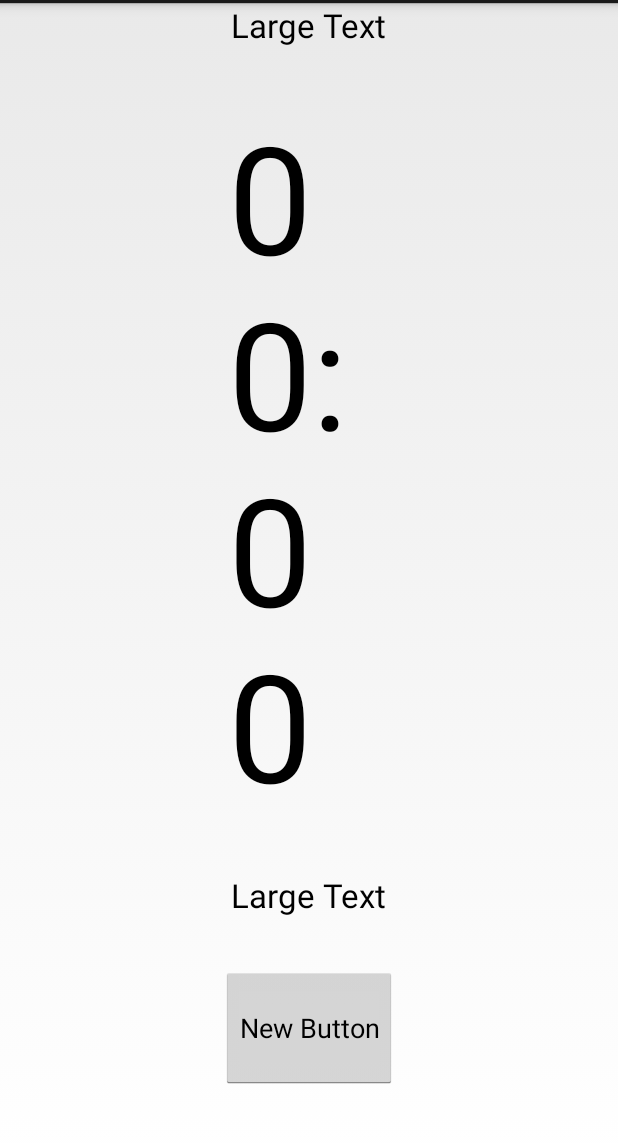
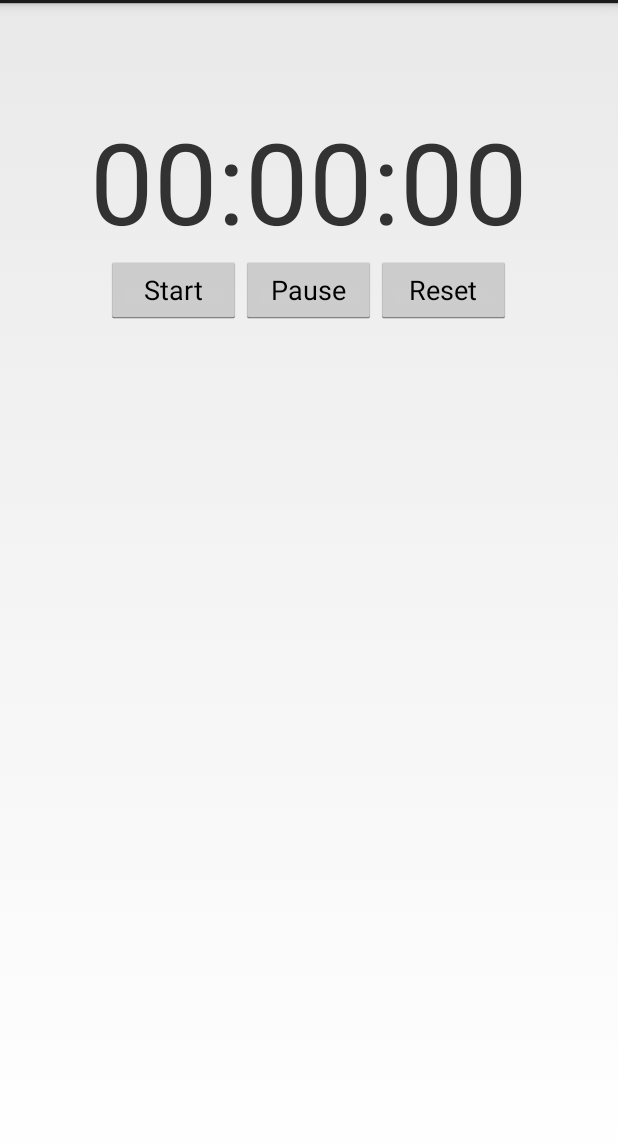
Before and after one commit to ihlee01/indy_bikeshare, an Android app: the fragment TimerFragment shown on its own in the app's theme, on a phone screen of 412 x 824 dp, the part 69-1212 px from its top. Run offline under Robolectric (Android 15) with nearby library versions, the phone set to English and light mode, and no system bars.

Commit message:
Adding timer. Still need vibrate added.

```diff
--- a/Pacers_BikeShare/app/src/main/AndroidManifest.xml
+++ b/Pacers_BikeShare/app/src/main/AndroidManifest.xml
@@ -7,6 +7,7 @@
     <uses-permission android:name="android.permission.WRITE_EXTERNAL_STORAGE" />
     <uses-permission android:name="android.permission.ACCESS_FINE_LOCATION" />
     <uses-permission android:name="android.permission.ACCESS_LOCATION_EXTRA_COMMANDS"/>
+    <uses-permission android:name="android.permission.vibrate"/>
 
     <application
         android:allowBackup="true"
@@ -36,6 +37,8 @@
                 <category android:name="android.intent.category.LAUNCHER" />
             </intent-filter>
         </activity>
+        <!--<service android:name=".VibrateService"></service> !-->
+
     </application>
 
     <!--
--- a/Pacers_BikeShare/app/src/main/java/com/misabelleeli/pacers_bikeshare/TimerFragment.java
+++ b/Pacers_BikeShare/app/src/main/java/com/misabelleeli/pacers_bikeshare/TimerFragment.java
@@ -2,12 +2,16 @@ package com.misabelleeli.pacers_bikeshare;
 
 
 
+import android.content.Intent;
 import android.os.Bundle;
+import android.os.Handler;
+import android.os.SystemClock;
 import android.support.v4.app.Fragment;
 import android.view.LayoutInflater;
 import android.view.View;
 import android.view.ViewGroup;
-
+import android.widget.Button;
+import android.widget.TextView;
 
 
 /**
@@ -16,6 +20,17 @@ import android.view.ViewGroup;
  */
 public class TimerFragment extends Fragment {
 
+    private Button startButton;
+    private Button pauseButton;
+    private Button resetButton;
+    private TextView timerValue;
+    private long startTime = 0;
+    private Handler customHandler = new Handler();
+
+    long timeInMilliseconds = 0;
+    long timeSwapBuff = 0;
+    long updatedTime = 0;
+    long five_minutes = 500; //300000;
 
     public TimerFragment() {
         // Required empty public constructor
@@ -29,5 +44,62 @@ public class TimerFragment extends Fragment {
         return inflater.inflate(R.layout.fragment_timer, container, false);
     }
 
+    @Override
+    public void onViewCreated(View view, Bundle savedInstanceState) {
+        super.onViewCreated(view, savedInstanceState);
+        timerValue = (TextView) getView().findViewById(R.id.timerValue);
+        startButton = (Button) getView().findViewById(R.id.startbutton);
+        startButton.setOnClickListener(new View.OnClickListener() {
+            @Override
+            public void onClick(View view) {
+                startTime = SystemClock.uptimeMillis();
+                customHandler.postDelayed(updateTimerThread,0);
+            }
+        });
 
+        pauseButton = (Button) getView().findViewById(R.id.pause);
+        pauseButton.setOnClickListener(new View.OnClickListener() {
+            @Override
+            public void onClick(View view) {
+                timeSwapBuff += timeInMilliseconds;
+                customHandler.removeCallbacks(updateTimerThread);
+            }
+        });
+
+        resetButton = (Button) getView().findViewById(R.id.reset);
+        resetButton.setOnClickListener(new View.OnClickListener() {
+            @Override
+            public void onClick(View view) {
+                customHandler.removeCallbacks(updateTimerThread);
+                timeInMilliseconds = 0;
+                timeSwapBuff = 0;
+                updatedTime = 0;
+                timerValue.setText("00:00:00");
+            }
+        });
+
+    }
+
+    private Runnable updateTimerThread = new Runnable(){
+        public void run()
+        {
+            timeInMilliseconds = SystemClock.uptimeMillis() - startTime;
+            updatedTime = timeSwapBuff + timeInMilliseconds;
+
+            int secs = (int)(updatedTime/1000);
+            int mins = secs/60;
+            secs = secs % 60;
+            int milliseconds = (int) (updatedTime%1000);
+            timerValue.setText(""+mins+":"+String.format("%02d",secs)+":"
+                    + String.format("%03d",milliseconds));
+
+            if(secs == 20)
+            {
+                //Intent intentVibrate =new Intent(getApplicationContext(),VibrateService.class);
+                //startService(intentVibrate);
+            }
+            customHandler.postDelayed(this,0);
+
+        }
+    };
 }
--- a/Pacers_BikeShare/app/src/main/res/layout/fragment_timer.xml
+++ b/Pacers_BikeShare/app/src/main/res/layout/fragment_timer.xml
@@ -2,50 +2,43 @@
     xmlns:tools="http://schemas.android.com/tools"
     android:layout_width="match_parent"
     android:layout_height="match_parent"
-    tools:context="com.misabelleeli.pacers_bikeshare.TimerFragment">
+    tools:context="com.misabelleeli.pacers_bikeshare.TimerFragment"
+    android:keepScreenOn="true">
 
-    <!-- TODO: Update blank fragment layout -->
 
-    <LinearLayout
-        android:orientation="vertical"
-        android:layout_width="fill_parent"
-        android:layout_height="fill_parent"
-        android:layout_centerHorizontal="true"
-        android:weightSum="1">
+    <TextView
+        android:text="@string/timerVal"
+        android:layout_width="wrap_content"
+        android:layout_height="wrap_content"
+        android:textSize="75sp"
+        android:id="@+id/timerValue"
+        android:layout_marginTop="68dp"
+        android:layout_alignParentTop="true"
+        android:layout_centerHorizontal="true" />
 
-        <TextView
-            android:layout_width="wrap_content"
-            android:layout_height="wrap_content"
-            android:textAppearance="?android:attr/textAppearanceLarge"
-            android:text="Large Text"
-            android:id="@+id/textView2"
-            android:layout_gravity="center_horizontal"
-            android:layout_weight="0.18" />
 
-        <Chronometer
-            android:layout_width="108dp"
-            android:layout_height="wrap_content"
-            android:id="@+id/chronometer"
-            android:layout_gravity="center_horizontal"
-            android:layout_weight="0.18"
-            android:textSize="150px" />
+    <Button
+        android:id="@+id/startbutton"
+        android:layout_width="90dp"
+        android:layout_height="45dp"
+        android:text="@string/startLabel"
+        android:layout_below="@+id/timerValue"
+        android:layout_toLeftOf="@+id/pause" />
 
-        <TextView
-            android:layout_width="wrap_content"
-            android:layout_height="wrap_content"
-            android:textAppearance="?android:attr/textAppearanceLarge"
-            android:text="Large Text"
-            android:id="@+id/textView"
-            android:layout_gravity="center_horizontal"
-            android:layout_weight="0.18" />
+    <Button
+        android:id="@+id/pause"
+        android:layout_width="90dp"
+        android:layout_height="45dp"
+        android:text="@string/PauseLabel"
+        android:layout_alignTop="@+id/startbutton"
+        android:layout_centerHorizontal="true" />
 
-        <Button
-            android:layout_width="wrap_content"
-            android:layout_height="wrap_content"
-            android:text="New Button"
-            android:id="@+id/button"
-            android:layout_gravity="center_horizontal"
-            android:layout_weight="0.18" />
+    <Button
+        android:layout_width="90dp"
+        android:layout_height="45dp"
+        android:text="@string/resetLabel"
+        android:id="@+id/reset"
+        android:layout_alignTop="@+id/pause"
+        android:layout_toRightOf="@+id/pause" />
 
-    </LinearLayout>
 </RelativeLayout>
--- a/Pacers_BikeShare/app/src/main/res/values/strings.xml
+++ b/Pacers_BikeShare/app/src/main/res/values/strings.xml
@@ -5,5 +5,8 @@
     <string name="hello_world">Hello world!</string>
     <string name="action_settings">Settings</string>
     <string name="hello_blank_fragment">Hello blank fragment</string>
-
+    <string name="startLabel">Start</string>
+    <string name="PauseLabel">Pause</string>
+    <string name="timerVal"> 00:00:00</string>
+    <string name="resetLabel">Reset</string>
 </resources>
```
